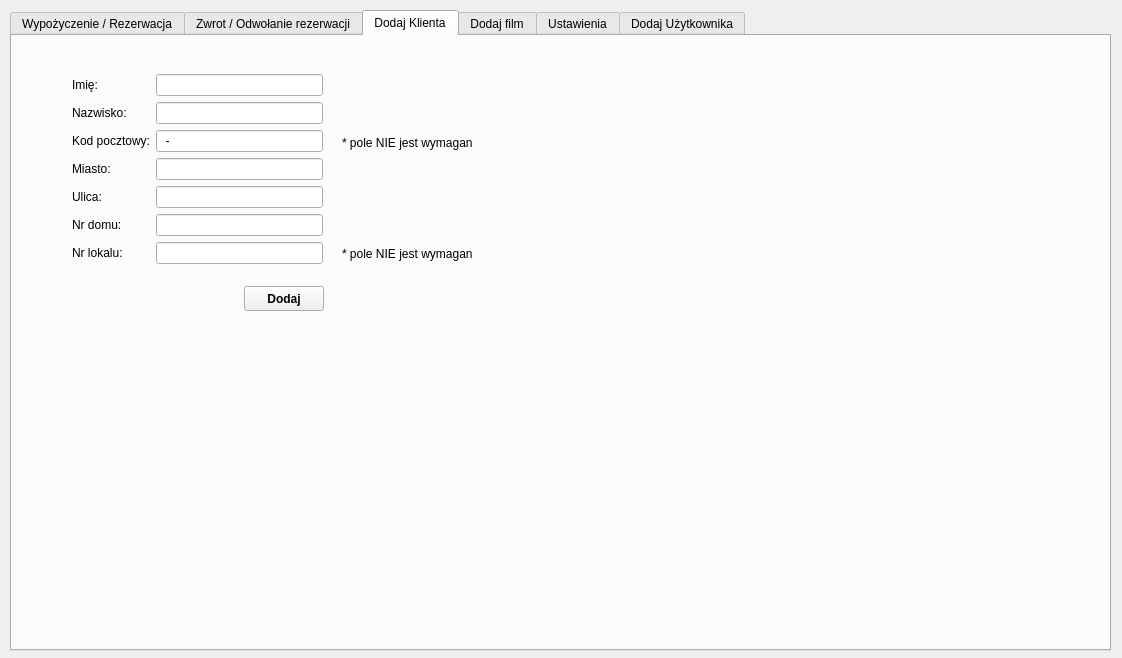
The window that RentDVD/wypozyczalnia.ui (ekspensum/CPP_Projects) describes before a commit, drawn with Qt 5.
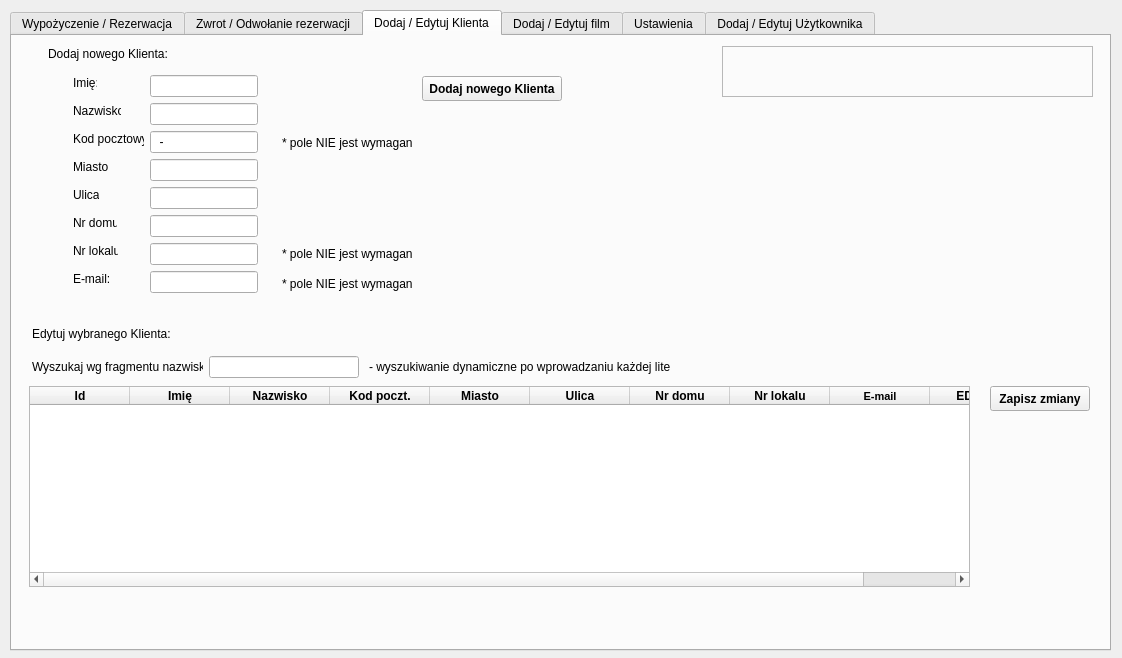
The same window after the commit. The open tabs and pages were chosen to show the change.

Commit message: edycja klienta, poprawki

```diff
--- a/RentDVD/wypozyczalnia.ui
+++ b/RentDVD/wypozyczalnia.ui
@@ -25,6 +25,12 @@
      <height>641</height>
     </rect>
    </property>
+   <property name="font">
+    <font>
+     <weight>50</weight>
+     <bold>false</bold>
+    </font>
+   </property>
    <property name="tabShape">
     <enum>QTabWidget::Rounded</enum>
    </property>
@@ -1309,14 +1315,14 @@
    </widget>
    <widget class="QWidget" name="tabDodajKlienta">
     <attribute name="title">
-     <string>Dodaj Klienta</string>
+     <string>Dodaj / Edytuj Klienta</string>
     </attribute>
     <widget class="QPushButton" name="pushButtonDodajKlienta">
      <property name="geometry">
       <rect>
-       <x>232</x>
-       <y>250</y>
-       <width>80</width>
+       <x>410</x>
+       <y>40</y>
+       <width>140</width>
        <height>25</height>
       </rect>
      </property>
@@ -1327,29 +1333,13 @@
       </font>
      </property>
      <property name="text">
-      <string>Dodaj</string>
-     </property>
-    </widget>
-    <widget class="QLabel" name="komunikatyDodajKlienta">
-     <property name="geometry">
-      <rect>
-       <x>60</x>
-       <y>300</y>
-       <width>311</width>
-       <height>41</height>
-      </rect>
-     </property>
-     <property name="font">
-      <font>
-       <weight>75</weight>
-       <bold>true</bold>
-      </font>
+      <string>Dodaj nowego Klienta</string>
      </property>
     </widget>
     <widget class="QLabel" name="label_29">
      <property name="geometry">
       <rect>
-       <x>330</x>
+       <x>270</x>
        <y>99</y>
        <width>131</width>
        <height>16</height>
@@ -1362,7 +1352,7 @@
     <widget class="QLabel" name="label_30">
      <property name="geometry">
       <rect>
-       <x>330</x>
+       <x>270</x>
        <y>210</y>
        <width>131</width>
        <height>16</height>
@@ -1372,99 +1362,453 @@
       <string>* pole NIE jest wymagane</string>
      </property>
     </widget>
-    <widget class="QWidget" name="layoutWidget1">
+    <widget class="QLineEdit" name="lineEditEmail">
      <property name="geometry">
       <rect>
-       <x>60</x>
-       <y>38</y>
-       <width>251</width>
-       <height>192</height>
+       <x>138</x>
+       <y>235</y>
+       <width>108</width>
+       <height>22</height>
       </rect>
      </property>
-     <layout class="QGridLayout" name="gridLayout_10">
-      <item row="0" column="0">
-       <widget class="QLabel" name="label_22">
-        <property name="text">
-         <string>Imię:</string>
-        </property>
-       </widget>
-      </item>
-      <item row="0" column="1">
-       <widget class="QLineEdit" name="lineEditImieKlienta"/>
-      </item>
-      <item row="1" column="0">
-       <widget class="QLabel" name="label_23">
-        <property name="text">
-         <string>Nazwisko:</string>
-        </property>
-       </widget>
-      </item>
-      <item row="1" column="1">
-       <widget class="QLineEdit" name="lineEditNazwiskoKlienta"/>
-      </item>
-      <item row="2" column="0">
-       <widget class="QLabel" name="label_24">
-        <property name="text">
-         <string>Kod pocztowy:</string>
-        </property>
-       </widget>
-      </item>
-      <item row="2" column="1">
-       <widget class="QLineEdit" name="lineEditKodPocztowy">
-        <property name="inputMask">
-         <string>99-999</string>
-        </property>
-        <property name="maxLength">
-         <number>6</number>
-        </property>
-       </widget>
-      </item>
-      <item row="3" column="0">
-       <widget class="QLabel" name="label_25">
-        <property name="text">
-         <string>Miasto:</string>
-        </property>
-       </widget>
-      </item>
-      <item row="3" column="1">
-       <widget class="QLineEdit" name="lineEditMiasto"/>
-      </item>
-      <item row="4" column="0">
-       <widget class="QLabel" name="label_26">
-        <property name="text">
-         <string>Ulica:</string>
-        </property>
-       </widget>
-      </item>
-      <item row="4" column="1">
-       <widget class="QLineEdit" name="lineEditUlica"/>
-      </item>
-      <item row="5" column="0">
-       <widget class="QLabel" name="label_27">
-        <property name="text">
-         <string>Nr domu:</string>
-        </property>
-       </widget>
-      </item>
-      <item row="5" column="1">
-       <widget class="QLineEdit" name="lineEditNrDomu"/>
-      </item>
-      <item row="6" column="0">
-       <widget class="QLabel" name="label_28">
-        <property name="text">
-         <string>Nr lokalu:</string>
-        </property>
-       </widget>
-      </item>
-      <item row="6" column="1">
-       <widget class="QLineEdit" name="lineEditNrLokalu"/>
-      </item>
-     </layout>
+    </widget>
+    <widget class="QLabel" name="label_44">
+     <property name="geometry">
+      <rect>
+       <x>61</x>
+       <y>235</y>
+       <width>45</width>
+       <height>16</height>
+      </rect>
+     </property>
+     <property name="text">
+      <string>E-mail:</string>
+     </property>
+    </widget>
+    <widget class="QLabel" name="label_45">
+     <property name="geometry">
+      <rect>
+       <x>270</x>
+       <y>240</y>
+       <width>131</width>
+       <height>16</height>
+      </rect>
+     </property>
+     <property name="text">
+      <string>* pole NIE jest wymagane</string>
+     </property>
+    </widget>
+    <widget class="QLineEdit" name="lineEditNazwiskoWyszukajEdytuj">
+     <property name="geometry">
+      <rect>
+       <x>197</x>
+       <y>320</y>
+       <width>150</width>
+       <height>22</height>
+      </rect>
+     </property>
+     <property name="minimumSize">
+      <size>
+       <width>150</width>
+       <height>0</height>
+      </size>
+     </property>
+    </widget>
+    <widget class="QTableWidget" name="tableWidgetWyszukajKlientaEdycja">
+     <property name="geometry">
+      <rect>
+       <x>17</x>
+       <y>350</y>
+       <width>941</width>
+       <height>201</height>
+      </rect>
+     </property>
+     <column>
+      <property name="text">
+       <string>Id</string>
+      </property>
+      <property name="font">
+       <font>
+        <weight>75</weight>
+        <bold>true</bold>
+       </font>
+      </property>
+     </column>
+     <column>
+      <property name="text">
+       <string>Imię</string>
+      </property>
+      <property name="font">
+       <font>
+        <weight>75</weight>
+        <bold>true</bold>
+       </font>
+      </property>
+     </column>
+     <column>
+      <property name="text">
+       <string>Nazwisko</string>
+      </property>
+      <property name="font">
+       <font>
+        <weight>75</weight>
+        <bold>true</bold>
+       </font>
+      </property>
+     </column>
+     <column>
+      <property name="text">
+       <string>Kod poczt.</string>
+      </property>
+      <property name="font">
+       <font>
+        <weight>75</weight>
+        <bold>true</bold>
+       </font>
+      </property>
+     </column>
+     <column>
+      <property name="text">
+       <string>Miasto</string>
+      </property>
+      <property name="font">
+       <font>
+        <weight>75</weight>
+        <bold>true</bold>
+       </font>
+      </property>
+     </column>
+     <column>
+      <property name="text">
+       <string>Ulica</string>
+      </property>
+      <property name="font">
+       <font>
+        <weight>75</weight>
+        <bold>true</bold>
+       </font>
+      </property>
+     </column>
+     <column>
+      <property name="text">
+       <string>Nr domu</string>
+      </property>
+      <property name="font">
+       <font>
+        <weight>75</weight>
+        <bold>true</bold>
+       </font>
+      </property>
+     </column>
+     <column>
+      <property name="text">
+       <string>Nr lokalu</string>
+      </property>
+      <property name="font">
+       <font>
+        <weight>75</weight>
+        <bold>true</bold>
+       </font>
+      </property>
+     </column>
+     <column>
+      <property name="text">
+       <string>E-mail</string>
+      </property>
+      <property name="font">
+       <font>
+        <pointsize>8</pointsize>
+        <weight>75</weight>
+        <bold>true</bold>
+       </font>
+      </property>
+     </column>
+     <column>
+      <property name="text">
+       <string>EDYTUJ</string>
+      </property>
+      <property name="font">
+       <font>
+        <weight>75</weight>
+        <bold>true</bold>
+       </font>
+      </property>
+     </column>
+    </widget>
+    <widget class="QLabel" name="label_46">
+     <property name="geometry">
+      <rect>
+       <x>357</x>
+       <y>320</y>
+       <width>301</width>
+       <height>22</height>
+      </rect>
+     </property>
+     <property name="text">
+      <string>- wyszukiwanie dynamiczne po wprowadzaniu każdej litery</string>
+     </property>
+    </widget>
+    <widget class="QLabel" name="label_47">
+     <property name="geometry">
+      <rect>
+       <x>20</x>
+       <y>320</y>
+       <width>171</width>
+       <height>22</height>
+      </rect>
+     </property>
+     <property name="text">
+      <string>Wyszukaj wg fragmentu nazwiska:</string>
+     </property>
+     <property name="buddy">
+      <cstring>lineEditOpisWyszukaj</cstring>
+     </property>
+    </widget>
+    <widget class="QLabel" name="komunikatyDodajKlienta">
+     <property name="geometry">
+      <rect>
+       <x>710</x>
+       <y>10</y>
+       <width>371</width>
+       <height>51</height>
+      </rect>
+     </property>
+     <property name="font">
+      <font>
+       <pointsize>9</pointsize>
+       <weight>75</weight>
+       <bold>true</bold>
+      </font>
+     </property>
+     <property name="frameShape">
+      <enum>QFrame::StyledPanel</enum>
+     </property>
+     <property name="frameShadow">
+      <enum>QFrame::Plain</enum>
+     </property>
+     <property name="text">
+      <string/>
+     </property>
+     <property name="wordWrap">
+      <bool>true</bool>
+     </property>
+    </widget>
+    <widget class="QPushButton" name="pushButtonDodajKlienta_2">
+     <property name="geometry">
+      <rect>
+       <x>978</x>
+       <y>350</y>
+       <width>100</width>
+       <height>25</height>
+      </rect>
+     </property>
+     <property name="font">
+      <font>
+       <weight>75</weight>
+       <bold>true</bold>
+      </font>
+     </property>
+     <property name="text">
+      <string>Zapisz zmiany</string>
+     </property>
+    </widget>
+    <widget class="QLabel" name="label_48">
+     <property name="geometry">
+      <rect>
+       <x>20</x>
+       <y>290</y>
+       <width>141</width>
+       <height>16</height>
+      </rect>
+     </property>
+     <property name="text">
+      <string>Edytuj wybranego Klienta:</string>
+     </property>
+    </widget>
+    <widget class="QLabel" name="label_49">
+     <property name="geometry">
+      <rect>
+       <x>36</x>
+       <y>10</y>
+       <width>141</width>
+       <height>16</height>
+      </rect>
+     </property>
+     <property name="text">
+      <string>Dodaj nowego Klienta:</string>
+     </property>
+    </widget>
+    <widget class="QLabel" name="label_22">
+     <property name="geometry">
+      <rect>
+       <x>61</x>
+       <y>39</y>
+       <width>24</width>
+       <height>16</height>
+      </rect>
+     </property>
+     <property name="text">
+      <string>Imię:</string>
+     </property>
+    </widget>
+    <widget class="QLineEdit" name="lineEditImieKlienta">
+     <property name="geometry">
+      <rect>
+       <x>138</x>
+       <y>39</y>
+       <width>108</width>
+       <height>22</height>
+      </rect>
+     </property>
+    </widget>
+    <widget class="QLabel" name="label_23">
+     <property name="geometry">
+      <rect>
+       <x>61</x>
+       <y>67</y>
+       <width>48</width>
+       <height>16</height>
+      </rect>
+     </property>
+     <property name="text">
+      <string>Nazwisko:</string>
+     </property>
+    </widget>
+    <widget class="QLineEdit" name="lineEditNazwiskoKlienta">
+     <property name="geometry">
+      <rect>
+       <x>138</x>
+       <y>67</y>
+       <width>108</width>
+       <height>22</height>
+      </rect>
+     </property>
+    </widget>
+    <widget class="QLabel" name="label_25">
+     <property name="geometry">
+      <rect>
+       <x>61</x>
+       <y>123</y>
+       <width>35</width>
+       <height>16</height>
+      </rect>
+     </property>
+     <property name="text">
+      <string>Miasto:</string>
+     </property>
+    </widget>
+    <widget class="QLabel" name="label_24">
+     <property name="geometry">
+      <rect>
+       <x>61</x>
+       <y>95</y>
+       <width>71</width>
+       <height>16</height>
+      </rect>
+     </property>
+     <property name="text">
+      <string>Kod pocztowy:</string>
+     </property>
+    </widget>
+    <widget class="QLineEdit" name="lineEditKodPocztowy">
+     <property name="geometry">
+      <rect>
+       <x>138</x>
+       <y>95</y>
+       <width>108</width>
+       <height>22</height>
+      </rect>
+     </property>
+     <property name="inputMask">
+      <string>99-999</string>
+     </property>
+     <property name="maxLength">
+      <number>6</number>
+     </property>
+    </widget>
+    <widget class="QLineEdit" name="lineEditMiasto">
+     <property name="geometry">
+      <rect>
+       <x>138</x>
+       <y>123</y>
+       <width>108</width>
+       <height>22</height>
+      </rect>
+     </property>
+    </widget>
+    <widget class="QLabel" name="label_26">
+     <property name="geometry">
+      <rect>
+       <x>61</x>
+       <y>151</y>
+       <width>26</width>
+       <height>16</height>
+      </rect>
+     </property>
+     <property name="text">
+      <string>Ulica:</string>
+     </property>
+    </widget>
+    <widget class="QLabel" name="label_27">
+     <property name="geometry">
+      <rect>
+       <x>61</x>
+       <y>179</y>
+       <width>44</width>
+       <height>16</height>
+      </rect>
+     </property>
+     <property name="text">
+      <string>Nr domu:</string>
+     </property>
+    </widget>
+    <widget class="QLineEdit" name="lineEditUlica">
+     <property name="geometry">
+      <rect>
+       <x>138</x>
+       <y>151</y>
+       <width>108</width>
+       <height>22</height>
+      </rect>
+     </property>
+    </widget>
+    <widget class="QLineEdit" name="lineEditNrDomu">
+     <property name="geometry">
+      <rect>
+       <x>138</x>
+       <y>179</y>
+       <width>108</width>
+       <height>22</height>
+      </rect>
+     </property>
+    </widget>
+    <widget class="QLabel" name="label_28">
+     <property name="geometry">
+      <rect>
+       <x>61</x>
+       <y>207</y>
+       <width>45</width>
+       <height>16</height>
+      </rect>
+     </property>
+     <property name="text">
+      <string>Nr lokalu:</string>
+     </property>
+    </widget>
+    <widget class="QLineEdit" name="lineEditNrLokalu">
+     <property name="geometry">
+      <rect>
+       <x>138</x>
+       <y>207</y>
+       <width>108</width>
+       <height>22</height>
+      </rect>
+     </property>
     </widget>
    </widget>
    <widget class="QWidget" name="tabDodajFilm">
     <attribute name="title">
-     <string>Dodaj film</string>
+     <string>Dodaj / Edytuj film</string>
     </attribute>
     <widget class="QPushButton" name="pushButtonDodajFilm">
      <property name="geometry">
@@ -1901,7 +2245,7 @@
    </widget>
    <widget class="QWidget" name="tabDodajUzytkownika">
     <attribute name="title">
-     <string>Dodaj Użytkownika</string>
+     <string>Dodaj / Edytuj Użytkownika</string>
     </attribute>
     <widget class="QWidget" name="layoutWidget11">
      <property name="geometry">
```
Left out of the diff: 108 changed lines with no effect on the pictures. The commit also changes 15 other files.
